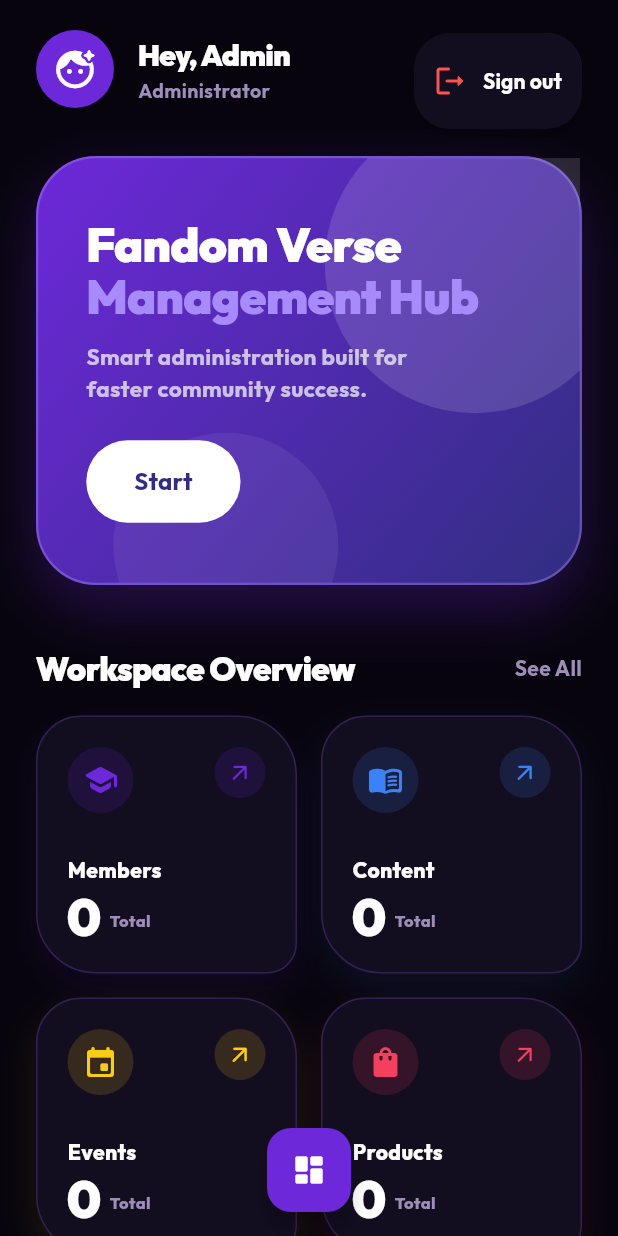
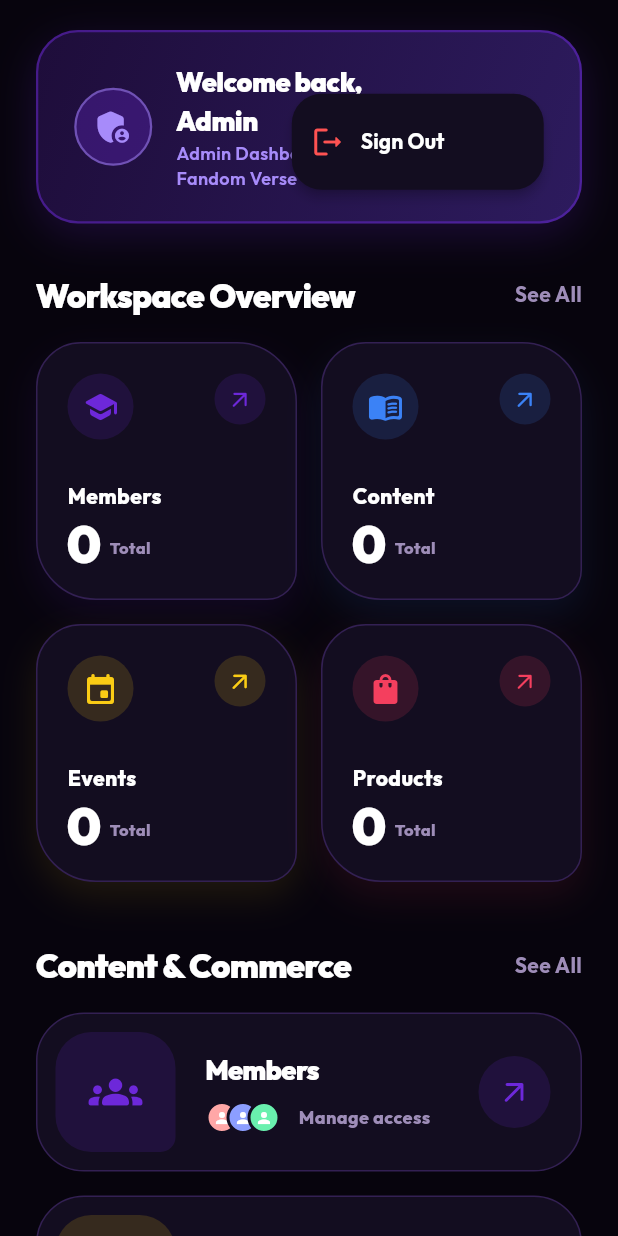
Before and after one commit to Unzela-Waseem/Fandom-Verse-Pocket-Edition, a Flutter app: the AdminDashboard screen opened directly with empty values, after a tap on the "more vert" icon, on a phone screen of 412 x 824 dp. Run offline on Flutter 3.47's test engine with Material 3 defaults, Android fonts, the phone set to English and light mode, and no system bars; our stand-ins replace audioplayers, cached_network_image, cloud_firestore, cloud_functions, connectivity_plus, dio and 13 more; missing offline and left inert: android_intent_plus, model_viewer_plus; accounts and stored records are empty.

Commit message:
fix: compact dashboard header, remove welcome hero card and FAB button from admin dashboard

```diff
--- a/lib/features/admin/presentation/admin_dashboard.dart
+++ b/lib/features/admin/presentation/admin_dashboard.dart
@@ -40,14 +40,12 @@ class AdminDashboard extends ConsumerWidget {
                     child: Column(
                       crossAxisAlignment: CrossAxisAlignment.start,
                       children: [
-                        _TopBar(
+                        _DashboardHeader(
                           profile: profile,
                           onSignOut: () =>
                               ref.read(authServiceProvider).signOut(),
                         ),
                         const SizedBox(height: 32),
-                        _WelcomePanel(profile: profile),
-                        const SizedBox(height: 40),
                         const _Heading(
                           title: 'Workspace Overview',
                           action: Text('See All', style: TextStyle(color: textMuted, fontWeight: FontWeight.bold)),
@@ -78,12 +76,6 @@ class AdminDashboard extends ConsumerWidget {
           ],
         ),
       ),
-      floatingActionButton: FloatingActionButton(
-        backgroundColor: const Color(0xFF6D28D9),
-        onPressed: () {},
-        child: const Icon(Icons.dashboard_rounded, color: Colors.white),
-      ),
-      floatingActionButtonLocation: FloatingActionButtonLocation.centerFloat,
     );
   }
 }
@@ -108,101 +100,8 @@ class _Heading extends StatelessWidget {
       );
 }
 
-class _WelcomePanel extends StatelessWidget {
-  const _WelcomePanel({required this.profile});
-  final AppUser profile;
-
-  @override
-  Widget build(BuildContext context) {
-    return Container(
-      width: double.infinity,
-      decoration: BoxDecoration(
-        gradient: const LinearGradient(
-          colors: [Color(0xFF6D28D9), Color(0xFF312E81)],
-          begin: Alignment.topLeft,
-          end: Alignment.bottomRight,
-        ),
-        borderRadius: BorderRadius.circular(40),
-        border: Border.all(color: const Color(0xFFA78BFA).withValues(alpha: 0.4), width: 1.5),
-        boxShadow: [
-          BoxShadow(
-            color: const Color(0xFF6D28D9).withValues(alpha: 0.3),
-            blurRadius: 36,
-            offset: const Offset(0, 16),
-          ),
-        ],
-      ),
-      child: Stack(
-        children: [
-          Positioned(
-            right: -30,
-            top: -30,
-            child: Container(
-              width: 200,
-              height: 200,
-              decoration: const BoxDecoration(
-                color: Color(0x22FFFFFF),
-                shape: BoxShape.circle,
-              ),
-            ),
-          ),
-          Positioned(
-            left: 50,
-            bottom: -50,
-            child: Container(
-              width: 150,
-              height: 150,
-              decoration: const BoxDecoration(
-                color: Color(0x11FFFFFF),
-                shape: BoxShape.circle,
-              ),
-            ),
-          ),
-          Padding(
-            padding: const EdgeInsets.symmetric(horizontal: 32, vertical: 40),
-            child: Row(
-              children: [
-                Expanded(
-                  child: Column(
-                    crossAxisAlignment: CrossAxisAlignment.start,
-                    children: [
-                      const Text('Fandom Verse', style: TextStyle(color: Colors.white, fontSize: 32, fontWeight: FontWeight.w900, height: 1.1, letterSpacing: -0.5)),
-                      const Text('Management Hub', style: TextStyle(color: Color(0xFFA78BFA), fontSize: 32, fontWeight: FontWeight.w900, height: 1.1, letterSpacing: -0.5)),
-                      const SizedBox(height: 12),
-                      const Text('Smart administration built for\nfaster community success.', style: TextStyle(color: Colors.white70, fontSize: 15, fontWeight: FontWeight.w700)),
-                      const SizedBox(height: 24),
-                      ElevatedButton(
-                        onPressed: () => Navigator.of(context).push(
-                          MaterialPageRoute<void>(builder: (_) => const AdminUsersScreen()),
-                        ),
-                        style: ElevatedButton.styleFrom(
-                          backgroundColor: Colors.white,
-                          foregroundColor: const Color(0xFF312E81),
-                          elevation: 0,
-                          padding: const EdgeInsets.symmetric(horizontal: 32, vertical: 16),
-                          shape: RoundedRectangleBorder(borderRadius: BorderRadius.circular(30)),
-                        ),
-                        child: const Text('Start', style: TextStyle(fontWeight: FontWeight.bold, fontSize: 16)),
-                      )
-                    ],
-                  ),
-                ),
-                if (MediaQuery.of(context).size.width > 600)
-                  const Padding(
-                    padding: EdgeInsets.only(right: 20),
-                    child: Icon(Icons.emoji_events_rounded, size: 100, color: Color(0xFFFFD700)),
-                  ),
-              ],
-            ),
-          ),
-        ],
-      ),
-    );
-  }
-}
-
-class _TopBar extends StatelessWidget {
-  const _TopBar({required this.profile, required this.onSignOut});
+class _DashboardHeader extends StatelessWidget {
+  const _DashboardHeader({required this.profile, required this.onSignOut});
   final AppUser profile;
   final VoidCallback onSignOut;
 
@@ -212,45 +111,71 @@ class _TopBar extends StatelessWidget {
         ? 'Admin'
         : profile.displayName.trim().split(RegExp(r'\s+')).first;
 
-    return Row(
-      mainAxisAlignment: MainAxisAlignment.spaceBetween,
-      children: [
-        Row(
-          children: [
-            const CircleAvatar(
-              radius: 26,
-              backgroundColor: Color(0xFF6D28D9),
-              child: Icon(Icons.face_retouching_natural_rounded, color: Colors.white, size: 30),
+    return Container(
+      width: double.infinity,
+      padding: const EdgeInsets.symmetric(horizontal: 24, vertical: 20),
+      decoration: BoxDecoration(
+        gradient: const LinearGradient(
+          colors: [Color(0xFF1E0D3A), Color(0xFF2D1B5E)],
+          begin: Alignment.topLeft,
+          end: Alignment.bottomRight,
         ),
-            const SizedBox(width: 16),
-            Column(
-              crossAxisAlignment: CrossAxisAlignment.start,
-              children: [
-                Text('Hey, $name', style: const TextStyle(color: AdminDashboard.textDark, fontSize: 20, fontWeight: FontWeight.w900, letterSpacing: -0.5)),
-                const Text('Administrator', style: TextStyle(color: AdminDashboard.textMuted, fontSize: 13, fontWeight: FontWeight.w700)),
-              ],
+        borderRadius: BorderRadius.circular(28),
+        border: Border.all(color: const Color(0xFF6D28D9).withValues(alpha: 0.5), width: 1.5),
+        boxShadow: [
+          BoxShadow(
+            color: const Color(0xFF6D28D9).withValues(alpha: 0.2),
+            blurRadius: 24,
+            offset: const Offset(0, 8),
           ),
         ],
       ),
-        Row(
+      child: Row(
         children: [
           Container(
-              width: 48,
-              height: 48,
+            width: 52,
+            height: 52,
+            decoration: BoxDecoration(
+              color: const Color(0xFF6D28D9).withValues(alpha: 0.3),
+              shape: BoxShape.circle,
+              border: Border.all(color: const Color(0xFFA78BFA).withValues(alpha: 0.5), width: 1.5),
+            ),
+            child: const Icon(Icons.admin_panel_settings_rounded, color: Color(0xFFA78BFA), size: 28),
+          ),
+          const SizedBox(width: 16),
+          Expanded(
+            child: Column(
+              crossAxisAlignment: CrossAxisAlignment.start,
+              children: [
+                Text(
+                  'Welcome back, $name',
+                  style: const TextStyle(color: Colors.white, fontSize: 18, fontWeight: FontWeight.w900, letterSpacing: -0.3),
+                ),
+                const Text(
+                  'Admin Dashboard — Fandom Verse',
+                  style: TextStyle(color: Color(0xFFA78BFA), fontSize: 12, fontWeight: FontWeight.w600),
+                ),
+              ],
+            ),
+          ),
+          Container(
+            width: 44,
+            height: 44,
             decoration: BoxDecoration(
               color: AdminDashboard.surface,
               shape: BoxShape.circle,
-                border: Border.all(color: AdminDashboard.border)
+              border: Border.all(color: AdminDashboard.border),
             ),
             child: IconButton(
-                icon: const Icon(Icons.notifications_outlined, color: AdminDashboard.textDark),
+              padding: EdgeInsets.zero,
+              icon: const Icon(Icons.notifications_outlined, color: AdminDashboard.textDark, size: 20),
               onPressed: () {},
             ),
           ),
-            const SizedBox(width: 12),
+          const SizedBox(width: 8),
           PopupMenuButton<int>(
             color: AdminDashboard.surface,
-              shape: RoundedRectangleBorder(borderRadius: BorderRadius.circular(24)),
+            shape: RoundedRectangleBorder(borderRadius: BorderRadius.circular(20)),
             onSelected: (value) {
               if (value == 1) onSignOut();
             },
@@ -260,23 +185,23 @@ class _TopBar extends StatelessWidget {
                 child: Row(children: [
                   Icon(Icons.logout_rounded, color: Color(0xFFFF5252)),
                   SizedBox(width: 10),
-                      Text('Sign out', style: TextStyle(color: Colors.white, fontWeight: FontWeight.bold))
-                    ]))
+                  Text('Sign Out', style: TextStyle(color: Colors.white, fontWeight: FontWeight.bold)),
+                ]),
+              ),
             ],
             child: Container(
-                width: 48,
-                height: 48,
+              width: 44,
+              height: 44,
               decoration: BoxDecoration(
                 color: AdminDashboard.surface,
                 shape: BoxShape.circle,
-                  border: Border.all(color: AdminDashboard.border)
+                border: Border.all(color: AdminDashboard.border),
               ),
-                child: const Icon(Icons.more_vert_rounded, color: AdminDashboard.textDark),
+              child: const Icon(Icons.more_vert_rounded, color: AdminDashboard.textDark, size: 20),
             ),
           ),
         ],
       ),
-      ],
     );
   }
 }
@@ -377,8 +302,8 @@ class _MetricCard extends StatelessWidget {
                 children: [
                   Text(count == null ? '—' : _count(count), style: const TextStyle(color: AdminDashboard.textDark, fontSize: 34, fontWeight: FontWeight.w900, height: 1, letterSpacing: -1)),
                   const SizedBox(width: 6),
-                  Padding(
-                    padding: const EdgeInsets.only(bottom: 6),
+                  const Padding(
+                    padding: EdgeInsets.only(bottom: 6),
                     child: Text('Total', style: TextStyle(color: AdminDashboard.textMuted, fontWeight: FontWeight.w800, fontSize: 11)),
                   ),
                 ],
@@ -448,7 +373,7 @@ class _ModuleCard extends StatelessWidget {
                     children: [
                       const _AvatarStack(),
                       const SizedBox(width: 8),
-                      Expanded(child: Text(module.subtitle, maxLines: 1, overflow: TextOverflow.ellipsis, style: TextStyle(color: AdminDashboard.textMuted, fontSize: 12, fontWeight: FontWeight.w800))),
+                      Expanded(child: Text(module.subtitle, maxLines: 1, overflow: TextOverflow.ellipsis, style: const TextStyle(color: AdminDashboard.textMuted, fontSize: 12, fontWeight: FontWeight.w800))),
                     ],
                   ),
                 ],
@@ -475,11 +400,11 @@ class _AvatarStack extends StatelessWidget {
   const _AvatarStack();
   @override
   Widget build(BuildContext context) {
-    return SizedBox(
+    return const SizedBox(
       width: 54,
       height: 22,
       child: Stack(
-        children: const [
+        children: [
           Positioned(left: 0, child: _Av(Color(0xFFFFA7A7))),
           Positioned(left: 14, child: _Av(Color(0xFF8C9EFF))),
           Positioned(left: 28, child: _Av(Color(0xFF69F0AE))),
```
Lines whose indentation alone changed are shown as unchanged.
